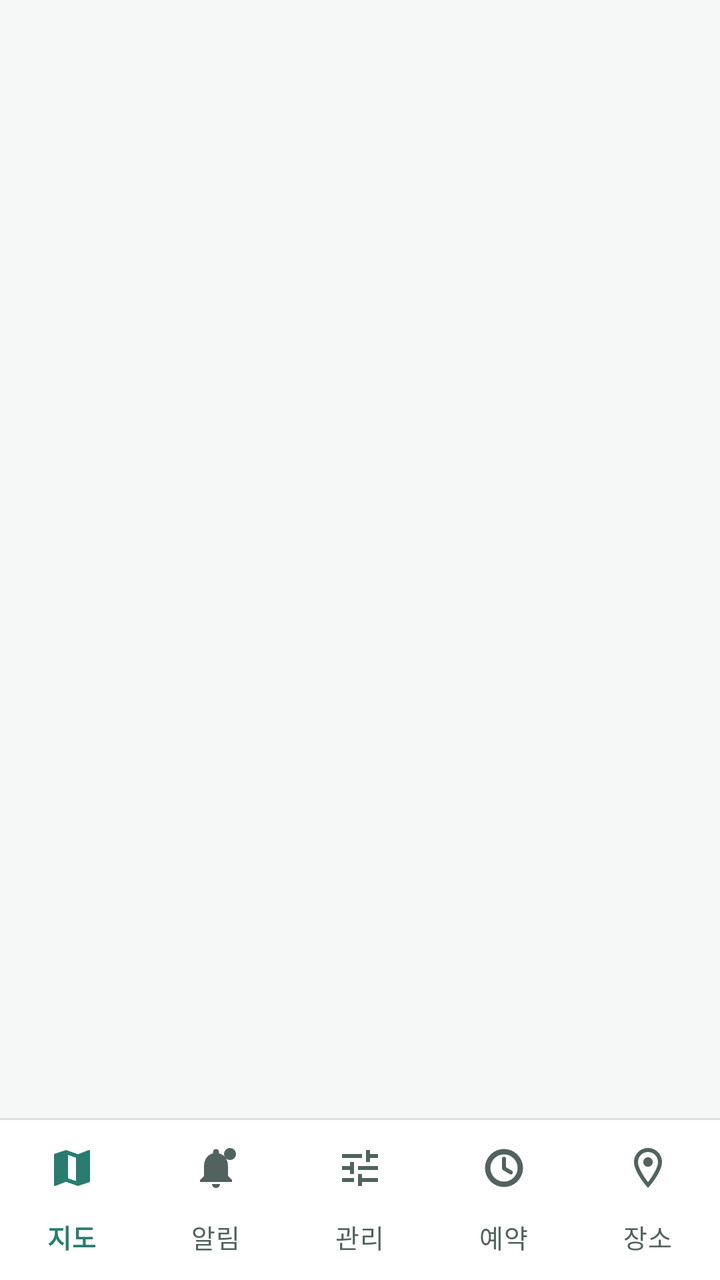
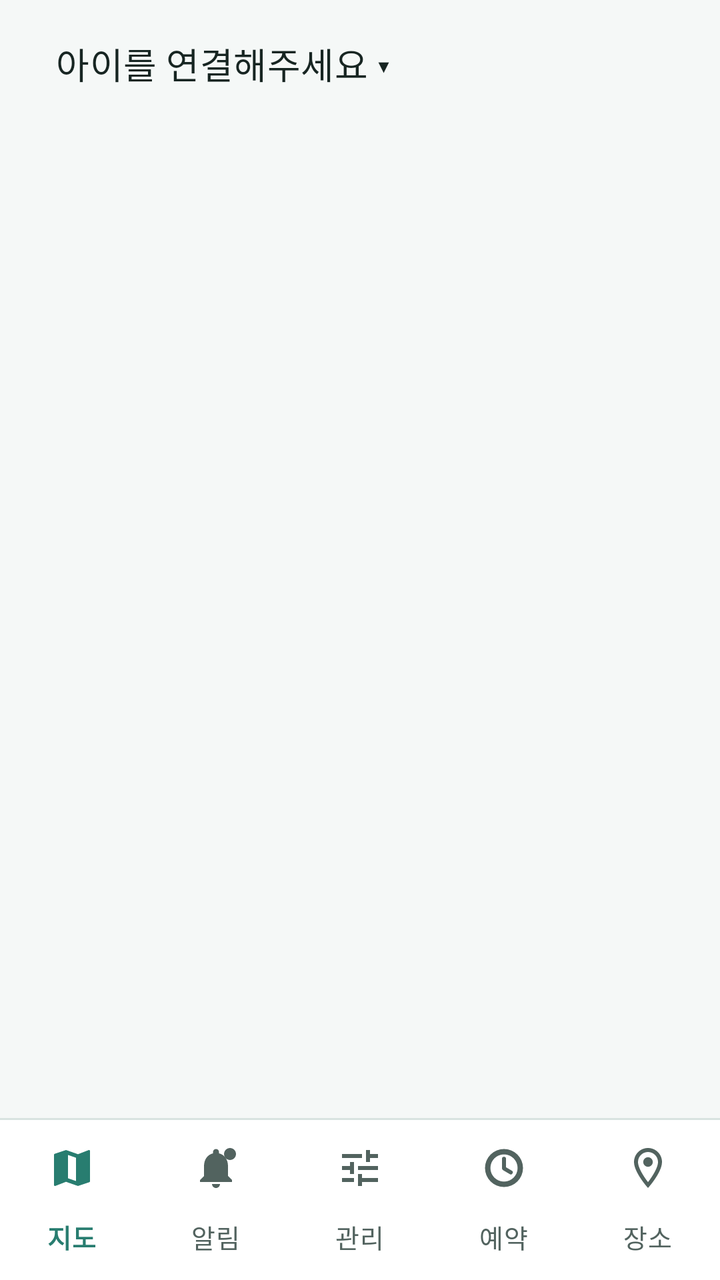

Two renders of the same Android screen: before a commit and after it. Below are the layout's source before the change and the commit's diff.
<!-- AndroidManifest.xml: application theme Theme.KidCare -->
<!-- res/layout/activity_guardian_main.xml -->
<?xml version="1.0" encoding="utf-8"?>
<LinearLayout xmlns:android="http://schemas.android.com/apk/res/android"
    xmlns:app="http://schemas.android.com/apk/res-auto"
    android:layout_width="match_parent"
    android:layout_height="match_parent"
    android:orientation="vertical">

    
    <TextView
        android:id="@+id/disconnect_banner"
        android:layout_width="match_parent"
        android:layout_height="wrap_content"
        android:background="?attr/colorErrorContainer"
        android:paddingHorizontal="16dp"
        android:paddingVertical="14dp"
        android:textAppearance="?attr/textAppearanceBodyMedium"
        android:textColor="?attr/colorOnErrorContainer"
        android:visibility="gone" />

    <FrameLayout
        android:id="@+id/fragment_container"
        android:layout_width="match_parent"
        android:layout_height="0dp"
        android:layout_weight="1" />

    
    <View
        android:layout_width="match_parent"
        android:layout_height="1dp"
        android:background="?attr/colorOutlineVariant" />

    <com.google.android.material.bottomnavigation.BottomNavigationView
        android:id="@+id/bottom_nav"
        android:layout_width="match_parent"
        android:layout_height="wrap_content"
        app:labelVisibilityMode="labeled"
        app:menu="@menu/guardian_bottom_nav" />
</LinearLayout>
<!-- resources referenced by this layout -->
<resources>
  <color name="sky">#287D70</color>
  <color name="on_accent">#FFFFFF</color>
  <color name="sky_soft">#D8EEE9</color>
  <color name="ink">#172522</color>
  <color name="apricot">#F2A65A</color>
  <color name="apricot_soft">#FFF0DF</color>
  <color name="on_apricot_soft">#4A2B0D</color>
  <color name="grass">#4EA970</color>
  <color name="grass_soft">#DDF3E4</color>
  <color name="berry_ink">#A23E3E</color>
  <color name="paper_card">#FFFFFF</color>
  <color name="berry_soft">#FCE7E7</color>
  <color name="on_berry_soft">#4B1717</color>
  <color name="paper">#F5F8F7</color>
  <color name="paper_fold">#E8F0EE</color>
  <color name="ink_soft">#52635F</color>
  <color name="line">#71827E</color>
  <color name="line_soft">#D8E3E0</color>
  <style parent="" name="ShapeAppearance.KidCare.ExtraSmall">
          <item name="cornerFamily">rounded</item>
          <item name="cornerSize">6dp</item>
      </style>
  <style parent="" name="ShapeAppearance.KidCare.Small">
          <item name="cornerFamily">rounded</item>
          <item name="cornerSize">12dp</item>
      </style>
  <style parent="" name="ShapeAppearance.KidCare.Medium">
          <item name="cornerFamily">rounded</item>
          <item name="cornerSize">18dp</item>
      </style>
  <style parent="" name="ShapeAppearance.KidCare.Large">
          <item name="cornerFamily">rounded</item>
          <item name="cornerSize">24dp</item>
      </style>
  <style parent="" name="ShapeAppearance.KidCare.ExtraLarge">
          <item name="cornerFamily">rounded</item>
          <item name="cornerSize">28dp</item>
      </style>
  <style name="TextAppearance.KidCare.TitleLarge" parent="TextAppearance.Material3.TitleLarge">
          <item name="android:textSize">21sp</item><item name="android:fontFamily">sans-serif-medium</item><item name="lineHeight">28sp</item>
      </style>
  <style name="TextAppearance.KidCare.TitleMedium" parent="TextAppearance.Material3.TitleMedium">
          <item name="android:textSize">18sp</item><item name="android:fontFamily">sans-serif-medium</item><item name="lineHeight">26sp</item>
      </style>
  <style name="TextAppearance.KidCare.TitleSmall" parent="TextAppearance.Material3.TitleSmall">
          <item name="android:textSize">16sp</item><item name="android:fontFamily">sans-serif-medium</item><item name="lineHeight">23sp</item>
      </style>
  <style name="TextAppearance.KidCare.BodyLarge" parent="TextAppearance.Material3.BodyLarge">
          <item name="android:textSize">17sp</item><item name="lineHeight">26sp</item>
      </style>
  <style name="TextAppearance.KidCare.BodyMedium" parent="TextAppearance.Material3.BodyMedium">
          <item name="android:textSize">15sp</item><item name="lineHeight">23sp</item>
      </style>
  <style name="TextAppearance.KidCare.BodySmall" parent="TextAppearance.Material3.BodySmall">
          <item name="android:textSize">13sp</item><item name="lineHeight">19sp</item>
      </style>
  <style name="TextAppearance.KidCare.LabelLarge" parent="TextAppearance.Material3.LabelLarge">
          <item name="android:textSize">15sp</item><item name="android:fontFamily">sans-serif-medium</item><item name="lineHeight">21sp</item>
      </style>
  <style name="TextAppearance.KidCare.LabelMedium" parent="TextAppearance.Material3.LabelMedium">
          <item name="android:textSize">13sp</item><item name="android:fontFamily">sans-serif-medium</item><item name="lineHeight">18sp</item>
      </style>
  <style name="TextAppearance.KidCare.LabelSmall" parent="TextAppearance.Material3.LabelSmall">
          <item name="android:textSize">12sp</item><item name="android:fontFamily">sans-serif-medium</item><item name="lineHeight">16sp</item>
      </style>
  <style parent="" name="ShapeAppearance.KidCare.Pill">
          <item name="cornerFamily">rounded</item>
          <item name="cornerSize">50%</item>
      </style>
  <!-- unchanged entries left out for length: 13 -->
</resources>

<!-- the commit's change to res/layout/activity_guardian_main.xml (unified diff, before → after) -->
@@ -4,6 +4,30 @@
     android:layout_width="match_parent"
     android:layout_height="match_parent"
     android:orientation="vertical">
+
+    
+    <LinearLayout
+        android:id="@+id/child_selector_bar"
+        android:layout_width="match_parent"
+        android:layout_height="wrap_content"
+        android:background="?attr/colorSurface"
+        android:gravity="center_vertical"
+        android:paddingHorizontal="16dp"
+        android:paddingVertical="8dp">
+
+        <TextView
+            android:id="@+id/child_selector"
+            android:layout_width="match_parent"
+            android:layout_height="48dp"
+            android:background="?attr/selectableItemBackground"
+            android:clickable="true"
+            android:focusable="true"
+            android:gravity="center_vertical"
+            android:paddingHorizontal="12dp"
+            android:text="@string/child_selector_empty"
+            android:textAppearance="?attr/textAppearanceTitleMedium"
+            android:textColor="?attr/colorOnSurface" />
+    </LinearLayout>
 
     
     <TextView
<!-- resource entries referenced after the edit -->
@@ -1,5 +1,6 @@
 <!-- resources referenced by this layout -->
 <resources>
+  <string name="child_selector_empty">아이를 연결해주세요 ▾</string>
   <color name="sky">#287D70</color>
   <color name="on_accent">#FFFFFF</color>
   <color name="sky_soft">#D8EEE9</color>
